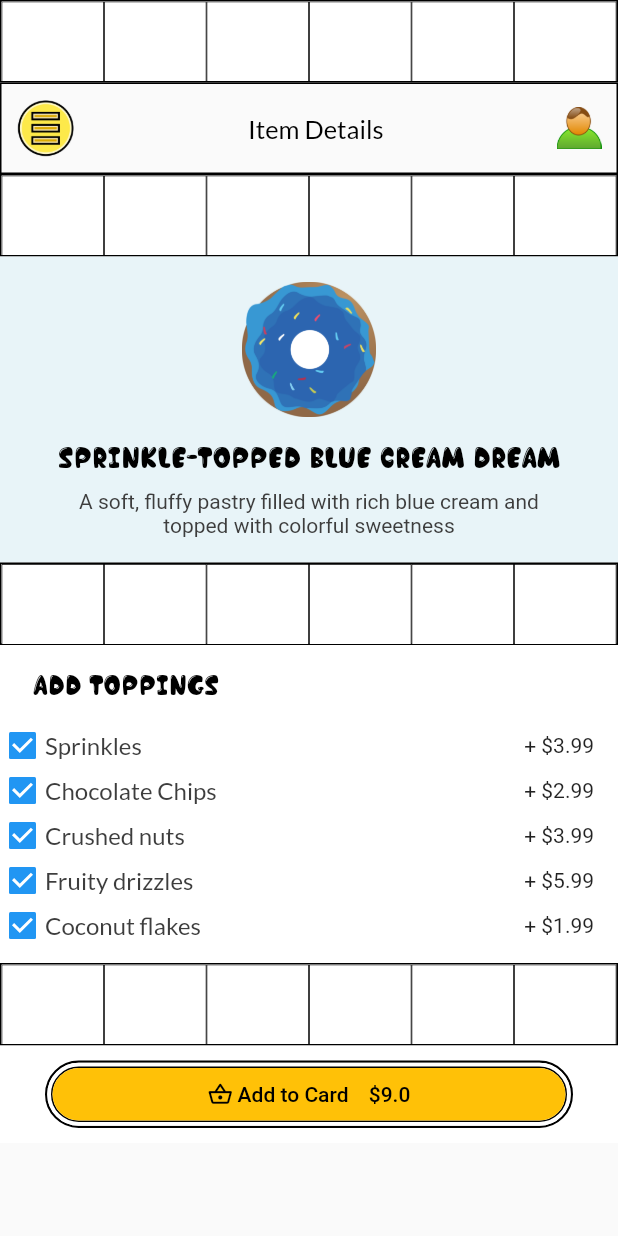
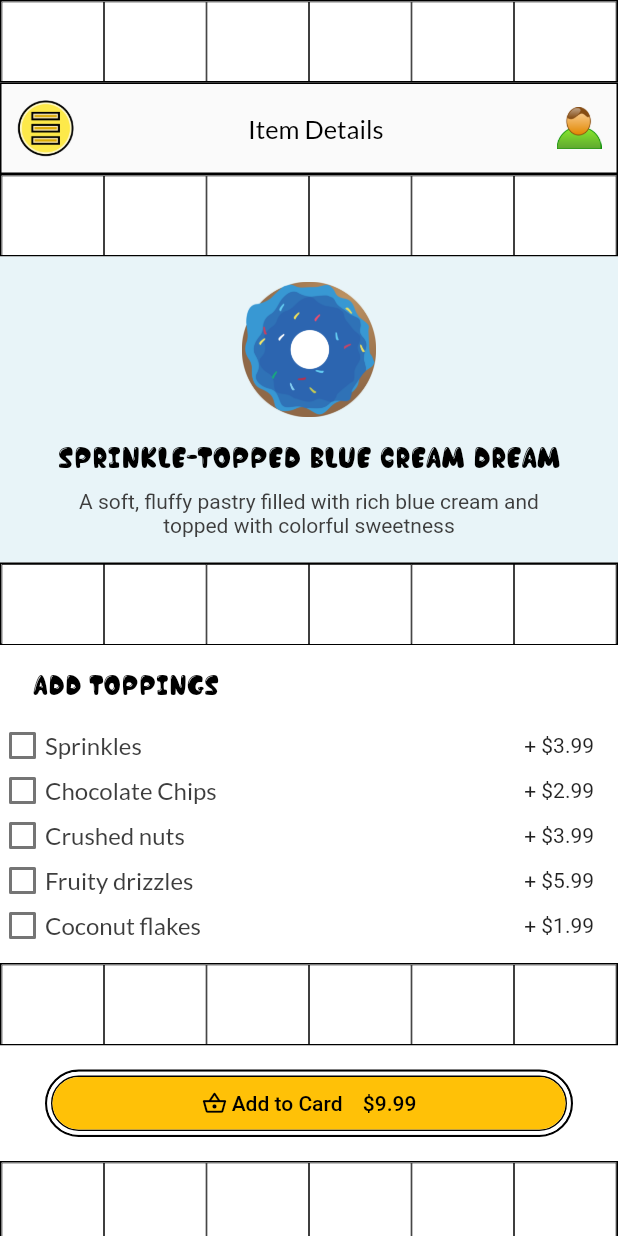
Before and after one commit to viirgess/donutsApp, a Flutter app: the MenuPage screen opened directly, after a tap on the "shopping basket" icon, on a phone screen of 412 x 824 dp. Run offline on Flutter 3.47's test engine with Material 2 defaults, Android fonts, the phone set to English and light mode, and no system bars; our stand-ins replace bloc, flutter_bloc, google_fonts.

Commit message:
added total price to cubit

```diff
--- a/lib/components/add_topings_item.dart
+++ b/lib/components/add_topings_item.dart
@@ -35,18 +35,16 @@ class _AddToppingsItemState extends State<AddToppingsItem> {
                   ),
                 ),
               ),
-              ...state.toppinsList.map((e) {
+              ...state.toppingsList.map((e) {
                 return Row(
                   children: [
                     SizedBox(
                       height: 30,
                       width: 30,
                       child: Checkbox(
-                        value: true,
-                        onChanged: (value) {
-                          //context
-                          // .read<CheckboxCubit>()
-                          // .changeValue(value ?? false);
+                        value: state.currentItem.contains(e),
+                        onChanged: (bool? value) {
+                          context.read<ItemDetailsCubit>().manageToppings(e);
                         },
                       ),
                     ),
--- a/lib/components/cubit/checkbox_cubit.dart
+++ /dev/null
@@ -1,19 +0,0 @@
-import 'package:flutter_bloc/flutter_bloc.dart';
-
-class CheckboxCubit extends Cubit<CheckboxState> {
-  CheckboxCubit() : super(CheckboxState(isChecked: false));
-
-  void changeValue(bool value) {
-    emit(state.copyWith(changeState: value));
-  }
-}
-
-class CheckboxState {
-  bool isChecked;
-
-  CheckboxState({required this.isChecked});
-
-  CheckboxState copyWith({required bool changeState}) {
-    return CheckboxState(isChecked: changeState);
-  }
-}
--- a/lib/components/cubit/checkbox_state.dart
+++ /dev/null
@@ -1,12 +0,0 @@
-part of 'checkbox_cubit.dart';
-
-
-class CheckboxState {
-  bool isChecked;
-
-  CheckboxState({required this.isChecked});
-
-  CheckboxState copyWith({required bool changeState}) {
-    return CheckboxState(isChecked: changeState);
-  }
-}
--- a/lib/components/item_details/cubit/item_details_state.dart
+++ b/lib/components/item_details/cubit/item_details_state.dart
@@ -1,19 +1,21 @@
 part of 'item_details_cubit.dart';
 
-class ItemDetailsState extends Equatable {
+class ItemDetailsState {
   final double totalPrice;
-  final List toppinsList;
-  final List currentItens;
+  final List toppingsList;
+  final List currentItem;
+
   const ItemDetailsState({
     required this.totalPrice,
-    required this.toppinsList,
-    required this.currentItens,
+    required this.toppingsList,
+    required this.currentItem,
   });
 
   ItemDetailsState.initial()
-      : totalPrice = 0,
-        toppinsList = FakeData.fakeDataToppings,
-        currentItens = [];
+      : totalPrice = 9.99,
+        toppingsList = FakeData.fakeDataToppings,
+        currentItem = [];
+
   @override
-  List<Object> get props => [totalPrice, toppinsList, currentItens];
+  List<Object> get props => [totalPrice, toppingsList, currentItem];
 }
--- a/lib/pages/description_item_page.dart
+++ b/lib/pages/description_item_page.dart
@@ -73,16 +73,21 @@ class DescriptionItem extends StatelessWidget {
             const GridImemDescription(),
             const AddToppingsItem(),
             const GridImemDescription(),
-            Container(
-              color: ColorSourceApp.white,
-              child: Padding(
-                padding:
-                    const EdgeInsets.symmetric(horizontal: 30, vertical: 10),
-                child: ButtonAddToBusketItem(
-                  totalPrice: 9,
-                ),
-              ),
+            BlocBuilder<ItemDetailsCubit, ItemDetailsState>(
+              builder: (context, state) {
+                return Container(
+                  color: ColorSourceApp.white,
+                  child: Padding(
+                    padding: const EdgeInsets.symmetric(
+                        horizontal: 30, vertical: 16),
+                    child: ButtonAddToBusketItem(
+                      totalPrice: state.totalPrice,
+                    ),
+                  ),
+                );
+              },
             ),
+            const GridImemDescription(),
           ],
         ),
       ),
--- a/lib/widgets/grid_menu_item.dart
+++ b/lib/widgets/grid_menu_item.dart
@@ -9,10 +9,10 @@ class GridMenuItem extends StatelessWidget {
       children: [
         Expanded(
           child: Container(
-            decoration:  BoxDecoration(
+            decoration: BoxDecoration(
               border: Border.all(color: Colors.black, width: 0.8),
             ),
-            height: 40.4,
+            height: 55,
             child: GridView.count(
               padding: EdgeInsets.zero,
               crossAxisCount: 6,
```
Also changed, not shown: lib/components/card_menu_item.dart (+9 -5 lines), lib/components/fake_data/item_menu_fake_data.dart (added, +18 -0 lines), lib/components/item_details/cubit/item_details_cubit.dart (+14 -5 lines), lib/model/items_menu.dart (added, +10 -0 lines), lib/pages/first_screen_page.dart (+13 -10 lines), lib/pages/menu_page.dart (+41 -15 lines), 3 other files.
